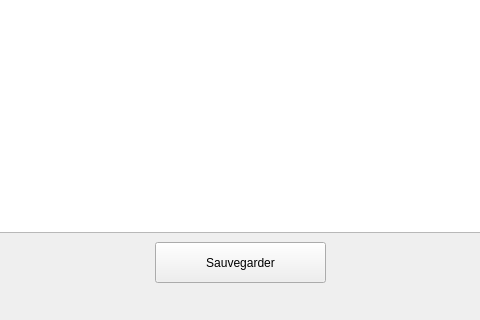
Old version of the form Descripteurs/tessst/bibliowindow.ui in the repository TomAuclin/PROJETC_LMLTM; both pictures show x 125 to 605 and y 267 to 587 of the 990 by 587 pixel window.
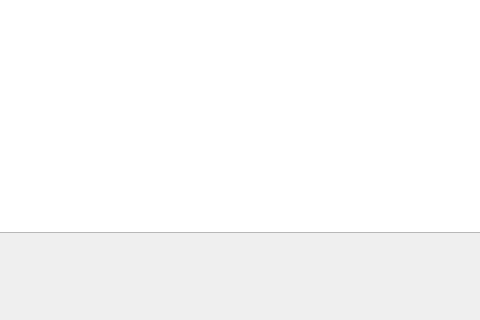
New version of the form.

What changed in the file:
```diff
--- a/Descripteurs/tessst/bibliowindow.ui
+++ b/Descripteurs/tessst/bibliowindow.ui
@@ -27,19 +27,6 @@
      <string>Charger la Bibliothèque</string>
     </property>
    </widget>
-   <widget class="QPushButton" name="SaveBoutton">
-    <property name="geometry">
-     <rect>
-      <x>280</x>
-      <y>490</y>
-      <width>171</width>
-      <height>41</height>
-     </rect>
-    </property>
-    <property name="text">
-     <string>Sauvegarder</string>
-    </property>
-   </widget>
    <widget class="QPushButton" name="DetailsButton">
     <property name="geometry">
      <rect>
```
